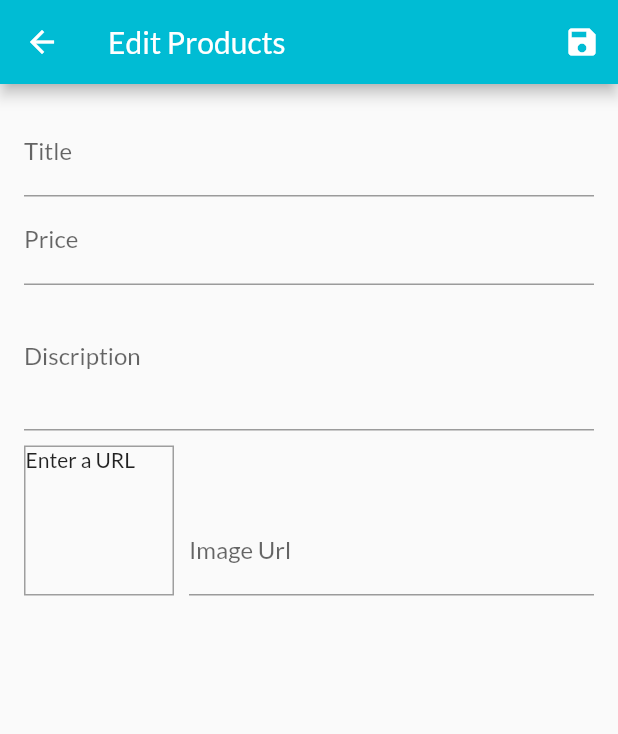
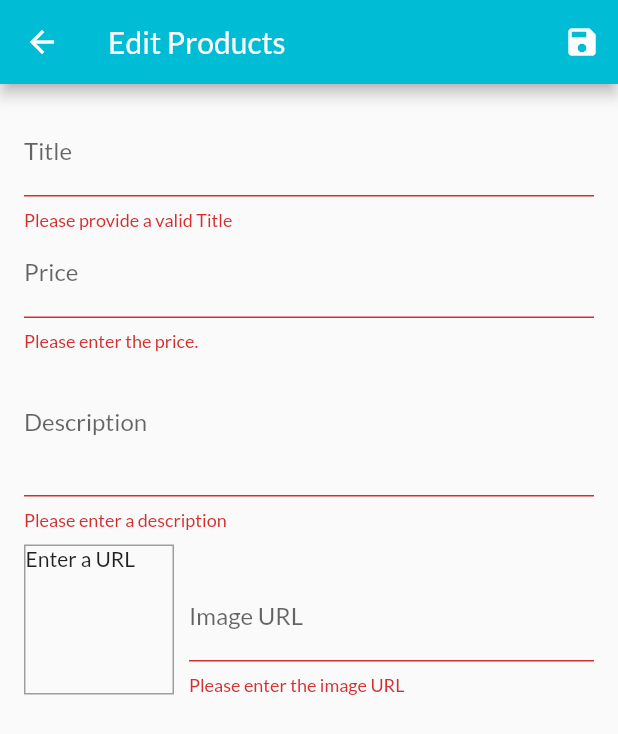
Before and after one commit to sagar-sangani/shoap_app, a Flutter app: the EditProductScreen screen opened by its route, after a tap on the "save" icon, on a phone screen of 412 x 824 dp. Shown: the top 734 px of the screen. Run offline on Flutter 3.47's test engine with Material 2 defaults, Android fonts, the phone set to English and light mode, and no system bars; network calls fail.

Commit message:
feat:user can edit and update the product

```diff
--- a/lib/screens/edit_product_screen.dart
+++ b/lib/screens/edit_product_screen.dart
@@ -1,5 +1,7 @@
 import 'package:flutter/material.dart';
 import 'package:flutter_complete_guide/providers/product.dart';
+import 'package:flutter_complete_guide/providers/products.dart';
+import 'package:provider/provider.dart';
 
 class EditProductScreen extends StatefulWidget {
   const EditProductScreen({Key key}) : super(key: key);
@@ -23,11 +25,39 @@
     price: 0,
     imageUrl: '',
   );
+  var _initValues = {
+    'title': '',
+    'description': '',
+    'price': '',
+    'imageUrl': '',
+  };
+  var _isInit = true;
 
   @override
   void initState() {
     _imageUrlFocusNode.addListener(_updateImageUrl);
     super.initState();
+  }
+
+  @override
+  void didChangeDependencies() {
+    if (_isInit) {
+      final productId = ModalRoute.of(context).settings.arguments as String;
+      if (productId != null) {
+        _editedProduct =
+            Provider.of<Products>(context, listen: false).findById(productId);
+        _initValues = {
+          'title': _editedProduct.title,
+          'description': _editedProduct.description,
+          'price': _editedProduct.price.toString(),
+          // 'imageUrl': _editedProduct.imageUrl,
+          'imageUrl': '',
+        };
+        _imageUrlController.text = _editedProduct.imageUrl;
+      }
+    }
+    _isInit = false;
+    super.didChangeDependencies();
   }
 
   @override
@@ -42,12 +72,31 @@
 
   void _updateImageUrl() {
     if (!_imageUrlFocusNode.hasFocus) {
+      if (_imageUrlController.text.isEmpty ||
+          (!_imageUrlController.text.startsWith('http://') &&
+              !_imageUrlController.text.startsWith('https://')) ||
+          (!_imageUrlController.text.endsWith('.jpg') &&
+              !_imageUrlController.text.endsWith('.jpeg') &&
+              !_imageUrlController.text.endsWith('.png'))) {
+        return;
+      }
       setState(() {});
     }
   }
 
   void _saveForm() {
+    final isValid = _form.currentState.validate();
+    if (!isValid) {
+      return;
+    }
     _form.currentState.save();
+    if (_editedProduct.id != null) {
+      Provider.of<Products>(context, listen: false)
+          .updateProduct(_editedProduct.id, _editedProduct);
+    } else {
+      Provider.of<Products>(context, listen: false).addProduct(_editedProduct);
+    }
+    Navigator.of(context).pop();
   }
 
   @override
@@ -73,6 +122,7 @@
               //   textInputAction: TextInputAction.next,
               // ),
               TextFormField(
+                initialValue: _initValues['title'],
                 decoration: InputDecoration(labelText: 'Title'),
                 textInputAction: TextInputAction.next,
                 onFieldSubmitted: (_) {
@@ -80,15 +130,23 @@
                 },
                 onSaved: (value) {
                   _editedProduct = Product(
-                    id: null,
+                    id: _editedProduct.id,
                     title: value,
                     description: _editedProduct.description,
                     price: _editedProduct.price,
                     imageUrl: _editedProduct.imageUrl,
+                    isFavorite: _editedProduct.isFavorite,
                   );
+                },
+                validator: (value) {
+                  if (value.isEmpty) {
+                    return 'Please provide a valid Title';
+                  }
+                  return null;
                 },
               ),
               TextFormField(
+                initialValue: _initValues['price'],
                 decoration: InputDecoration(labelText: 'Price'),
                 keyboardType: TextInputType.numberWithOptions(
                   decimal: true,
@@ -101,27 +159,51 @@
                 },
                 onSaved: (value) {
                   _editedProduct = Product(
-                    id: null,
+                    id: _editedProduct.id,
                     title: _editedProduct.title,
                     description: _editedProduct.description,
                     price: double.parse(value),
                     imageUrl: _editedProduct.imageUrl,
+                    isFavorite: _editedProduct.isFavorite,
                   );
+                },
+                validator: (value) {
+                  if (value.isEmpty) {
+                    return 'Please enter the price.';
+                  }
+                  if (double.tryParse(value) == null) {
+                    return 'Please enter a valid number.';
+                  }
+                  if (double.parse(value) <= 0) {
+                    return 'Please enter a number greater than zero';
+                  }
+                  return null;
                 },
               ),
               TextFormField(
-                decoration: InputDecoration(labelText: 'Discription'),
+                initialValue: _initValues['description'],
+                decoration: InputDecoration(labelText: 'Description'),
                 keyboardType: TextInputType.multiline,
                 maxLines: 3,
                 focusNode: _descriptionFocusNode,
                 onSaved: (value) {
                   _editedProduct = Product(
-                    id: null,
-                    title: value,
+                    id: _editedProduct.id,
+                    title: _editedProduct.title,
                     description: value,
                     price: _editedProduct.price,
                     imageUrl: _editedProduct.imageUrl,
+                    isFavorite: _editedProduct.isFavorite,
                   );
+                },
+                validator: (value) {
+                  if (value.isEmpty) {
+                    return 'Please enter a description';
+                  }
+                  if (value.length < 10) {
+                    return 'Should be at least 10 characters long';
+                  }
+                  return null;
                 },
               ),
               Row(
@@ -151,7 +233,7 @@
                   ),
                   Expanded(
                     child: TextFormField(
-                      decoration: InputDecoration(labelText: 'Image Url'),
+                      decoration: InputDecoration(labelText: 'Image URL'),
                       keyboardType: TextInputType.url,
                       textInputAction: TextInputAction.done,
                       controller: _imageUrlController,
@@ -164,12 +246,28 @@
                       },
                       onSaved: (value) {
                         _editedProduct = Product(
-                          id: null,
+                          id: _editedProduct.id,
                           title: _editedProduct.title,
                           description: _editedProduct.description,
                           price: _editedProduct.price,
                           imageUrl: value,
+                          isFavorite: _editedProduct.isFavorite,
                         );
+                      },
+                      validator: (value) {
+                        if (value.isEmpty) {
+                          return 'Please enter the image URL';
+                        }
+                        if (!value.startsWith('http://') &&
+                            !value.startsWith('https://')) {
+                          return 'Please enter a valid URL';
+                        }
+                        if (!value.endsWith('.jpg') &&
+                            !value.endsWith('.jpeg') &&
+                            !value.endsWith('.png')) {
+                          return 'Please enter a valid URL';
+                        }
+                        return null;
                       },
                     ),
                   ),
--- a/lib/screens/user_product_screen.dart
+++ b/lib/screens/user_product_screen.dart
@@ -32,6 +32,7 @@
           itemBuilder: (_, i) => Column(
             children: [
               UserProductItem(
+                id: productData.items[i].id,
                 title: productData.items[i].title,
                 imageUrl: productData.items[i].imageUrl,
               ),
```
Also changed, not shown: lib/providers/products.dart (+19 -2 lines), lib/widgets/user_product_item.dart (+7 -1 lines).
